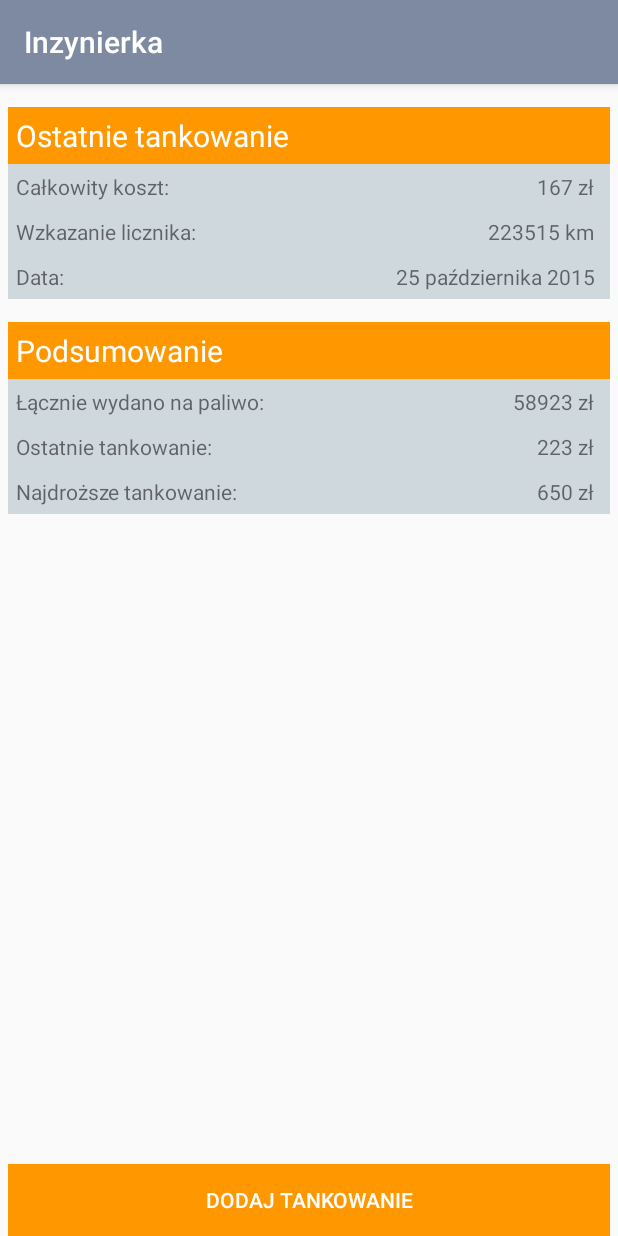
After one commit to Ishimura92/inzynierka, an Android app: the fragment RefuelingFragment shown on its own in the app's theme, on a phone screen of 412 x 824 dp. The commit adds this screen. Run offline under Robolectric (Android 15) with nearby library versions, the light colour scheme and no system bars; libraries missing offline, so code that uses them is left out: io.realm, org.androidannotations.annotations; 2 statements that could not run were skipped.

Commit message:
Refueling view in progress

```diff
--- a/app/src/main/AndroidManifest.xml
+++ b/app/src/main/AndroidManifest.xml
@@ -10,6 +10,7 @@
         android:theme="@style/AppTheme" >
         <activity
             android:name=".VehicleChooser_"
+            android:screenOrientation="portrait"
             android:label="Serwisant" >
             <intent-filter>
                 <action android:name="android.intent.action.MAIN" />
@@ -20,6 +21,7 @@
 
         <activity
             android:name=".MainActivity"
+            android:screenOrientation="portrait"
             android:label="@string/app_name">
         </activity>
     </application>
--- a/app/src/main/java/com/example/luki/inzynierka/adapters/VehicleListAdapter.java
+++ b/app/src/main/java/com/example/luki/inzynierka/adapters/VehicleListAdapter.java
@@ -52,6 +52,7 @@ public class VehicleListAdapter extends RecyclerView.Adapter<VehicleListAdapter.
         customViewHolder.textViewBodyType.setText(vehicle.getBodyType());
 
         customViewHolder.textViewVehicleBrand.setSelected(true);
+        customViewHolder.textViewVehicleModel.setSelected(true);
 
 
         switch (vehicle.getBodyType()){
--- a/app/src/main/java/com/example/luki/inzynierka/callbacks/MainActivityCallbacks.java
+++ b/app/src/main/java/com/example/luki/inzynierka/callbacks/MainActivityCallbacks.java
@@ -2,4 +2,6 @@ package com.example.luki.inzynierka.callbacks;
 
 public interface MainActivityCallbacks {
     void changeToMainFragment(String fragmentTitle);
+
+    void changeToRefuelingFragment(String fragmentTitle);
 }
--- /dev/null
+++ b/app/src/main/java/com/example/luki/inzynierka/fragments/RefuelingFragment.java
@@ -0,0 +1,129 @@
+package com.example.luki.inzynierka.fragments;
+
+import android.app.Activity;
+import android.app.Dialog;
+import android.content.Context;
+import android.os.Bundle;
+import android.support.design.widget.Snackbar;
+import android.support.v4.app.Fragment;
+import android.util.DisplayMetrics;
+import android.view.LayoutInflater;
+import android.view.View;
+import android.view.ViewGroup;
+import android.view.Window;
+import android.view.WindowManager;
+import android.widget.ArrayAdapter;
+import android.widget.Button;
+import android.widget.EditText;
+import android.widget.Spinner;
+
+import com.example.luki.inzynierka.callbacks.MainActivityCallbacks;
+import com.example.luki.inzynierka.R;
+
+import org.androidannotations.annotations.Click;
+import org.androidannotations.annotations.EFragment;
+import org.androidannotations.annotations.ViewById;
+
+import io.realm.Realm;
+
+public class RefuelingFragment extends Fragment{
+
+    private MainActivityCallbacks mainActivityCallbacks;
+    private Realm realm;
+    private NewRefuelingDialog newRefuelingDialog;
+    private View view;
+    private EditText editTextfuelQuantity, editTextfuelTotalCost, editTextodometerValue;
+    private Button buttonNewRefueling;
+    private Spinner spinnerFuelType;
+    private String[] spinnerFuelTypeItems = new String[]{"ON", "PB95", "PB98", "LPG"};
+
+    @Override
+    public View onCreateView(LayoutInflater inflater, ViewGroup container, Bundle savedInstanceState) {
+        view = inflater.inflate(R.layout.fragment_refueling, container, false);
+
+        realm = Realm.getInstance(getActivity());
+        initViews();
+        initOnClickListeners();
+        return view;
+    }
+
+    @Override
+    public void onAttach(Activity activity) {
+        super.onAttach(activity);
+        mainActivityCallbacks = (MainActivityCallbacks) activity;
+    }
+
+    private void initViews(){
+        buttonNewRefueling = (Button) view.findViewById(R.id.buttonNewRefueling);
+    }
+
+    private void initOnClickListeners(){
+        buttonNewRefueling.setOnClickListener(new View.OnClickListener() {
+            @Override
+            public void onClick(View v) {
+                newRefuelingDialog = new NewRefuelingDialog(getContext());
+                newRefuelingDialog.show();
+            }
+        });
+    }
+
+    private void saveRefueling(){
+
+    }
+
+    private class NewRefuelingDialog extends Dialog {
+
+        private static final float DIALOG_WIDTH_TO_SCREEN_WIDTH_RATIO = 0.85f;
+        private static final float DIALOG_HEIGHT_TO_SCREEN_HEIGHT_RATIO = 0.5f;
+
+        NewRefuelingDialog(Context context) {
+            super(context);
+            requestWindowFeature(Window.FEATURE_NO_TITLE);
+            setContentView(R.layout.dialog_new_refueling);
+            setCancelable(false);
+            setCanceledOnTouchOutside(false);
+            setLayoutParams();
+            configViews();
+        }
+
+        private void configViews() {
+            editTextfuelQuantity = (EditText) this.findViewById(R.id.editTextFuelQuantity);
+            editTextfuelTotalCost = (EditText) this.findViewById(R.id.editTextFuelPrice);
+            editTextodometerValue = (EditText) this.findViewById(R.id.editTextOdometerValue);
+            spinnerFuelType = (Spinner) this.findViewById(R.id.spinnerFuelType);
+
+            setSpinner();
+
+            findViewById(R.id.buttonSaveRefueling).setOnClickListener(new View.OnClickListener() {
+                @Override
+                public void onClick(View v) {
+                    saveRefueling();
+                    Snackbar.make(view, "Tankowanie zapisane", Snackbar.LENGTH_SHORT).show();
+                    dismiss();
+                }
+            });
+
+
+            findViewById(R.id.buttonCancelRefueling).setOnClickListener(new View.OnClickListener() {
+                @Override
+                public void onClick(View v) {
+                    dismiss();
+                }
+            });
+        }
+
+        private void setSpinner() {
+            ArrayAdapter<String> fuelAdapter = new ArrayAdapter<>(getContext(), android.R.layout.simple_spinner_dropdown_item, spinnerFuelTypeItems);
+            spinnerFuelType.setAdapter(fuelAdapter);
+        }
+
+        private void setLayoutParams() {
+            final WindowManager.LayoutParams lp = new WindowManager.LayoutParams();
+            lp.copyFrom(getWindow().getAttributes());
+            final DisplayMetrics metrics = getResources().getDisplayMetrics();
+            lp.width = (int) (metrics.widthPixels * DIALOG_WIDTH_TO_SCREEN_WIDTH_RATIO);
+            lp.height = (int) (metrics.heightPixels * DIALOG_HEIGHT_TO_SCREEN_HEIGHT_RATIO);
+            getWindow().setAttributes(lp);
+        }
+    }
+}
--- /dev/null
+++ b/app/src/main/res/drawable/outline_background.xml
@@ -0,0 +1,4 @@
+<shape xmlns:android="http://schemas.android.com/apk/res/android" android:shape="rectangle" >
+    <solid android:color="#ffffff" />
+    <stroke android:width="1dip" android:color="#000000"/>
+</shape>
--- /dev/null
+++ b/app/src/main/res/layout/fragment_container.xml
@@ -0,0 +1,6 @@
+<?xml version="1.0" encoding="utf-8"?>
+<LinearLayout xmlns:android="http://schemas.android.com/apk/res/android"
+    android:orientation="vertical" android:layout_width="match_parent"
+    android:layout_height="match_parent">
+
+</LinearLayout>
--- a/app/src/main/res/layout/fragment_main.xml
+++ b/app/src/main/res/layout/fragment_main.xml
@@ -10,6 +10,7 @@
         android:layout_width="wrap_content"
         android:layout_height="wrap_content"
         android:textSize="40dp"
-        android:text="SOFAISBFKBKFBSJBDDLJSDBLB"/>
+        android:text="FRAGMENT MAIN"
+        android:layout_gravity="center" />
 
 </LinearLayout>
--- /dev/null
+++ b/app/src/main/res/layout/fragment_refueling.xml
@@ -0,0 +1,251 @@
+<?xml version="1.0" encoding="utf-8"?>
+<LinearLayout
+    android:id="@+id/fragment_refueling"
+    android:orientation="vertical"
+    android:layout_width="match_parent"
+    android:layout_height="match_parent"
+    xmlns:android="http://schemas.android.com/apk/res/android">
+
+    <LinearLayout
+        android:orientation="vertical"
+        android:layout_width="match_parent"
+        android:layout_height="wrap_content"
+        android:elevation="10dp"
+        android:layout_marginTop="15dp"
+        android:layout_marginLeft="5dp"
+        android:layout_marginRight="5dp" >
+
+        <LinearLayout
+            android:orientation="vertical"
+            android:layout_width="match_parent"
+            android:layout_height="match_parent"
+            android:background="@color/colorAccent" >
+
+            <TextView
+                android:layout_width="wrap_content"
+                android:layout_height="wrap_content"
+                android:text="Ostatnie tankowanie"
+                android:id="@+id/textView10"
+                android:textSize="20sp"
+                android:textColor="#ffffff"
+                android:layout_margin="5dp" />
+
+            <LinearLayout
+                android:orientation="vertical"
+                android:background="@color/colorPrimaryLight"
+                android:layout_width="match_parent"
+                android:layout_height="match_parent" >
+
+                <LinearLayout
+                    android:orientation="horizontal"
+                    android:padding="5dp"
+                    android:layout_width="match_parent"
+                    android:layout_height="match_parent" >
+
+                    <TextView
+                        android:layout_width="wrap_content"
+                        android:layout_height="wrap_content"
+                        android:text="Całkowity koszt:"
+                        android:id="@+id/textView11" />
+
+                    <TextView
+                        android:layout_width="match_parent"
+                        android:layout_height="wrap_content"
+                        android:text="167 zł"
+                        android:id="@+id/textView12"
+                        android:gravity="right"
+                        android:layout_marginRight="5dp" />
+                </LinearLayout>
+            </LinearLayout>
+        </LinearLayout>
+
+        <LinearLayout
+            android:orientation="vertical"
+            android:background="@color/colorPrimaryLight"
+            android:layout_width="match_parent"
+            android:layout_height="match_parent" >
+
+            <LinearLayout
+                android:orientation="horizontal"
+                android:padding="5dp"
+                android:layout_width="match_parent"
+                android:layout_height="match_parent" >
+
+                <TextView
+                    android:layout_width="wrap_content"
+                    android:layout_height="wrap_content"
+                    android:text="Wzkazanie licznika:"
+                    android:id="@+id/textView13" />
+
+                <TextView
+                    android:layout_width="match_parent"
+                    android:layout_height="wrap_content"
+                    android:text="223515 km"
+                    android:id="@+id/textView14"
+                    android:gravity="right"
+                    android:layout_marginRight="5dp" />
+            </LinearLayout>
+        </LinearLayout>
+
+        <LinearLayout
+            android:orientation="vertical"
+            android:background="@color/colorPrimaryLight"
+            android:layout_width="match_parent"
+            android:layout_height="match_parent" >
+
+            <LinearLayout
+                android:orientation="horizontal"
+                android:padding="5dp"
+                android:layout_width="match_parent"
+                android:layout_height="match_parent" >
+
+                <TextView
+                    android:layout_width="wrap_content"
+                    android:layout_height="wrap_content"
+                    android:text="Data:"
+                    android:id="@+id/textView15" />
+
+                <TextView
+                    android:layout_width="match_parent"
+                    android:layout_height="wrap_content"
+                    android:text="25 października 2015"
+                    android:id="@+id/textView16"
+                    android:gravity="right"
+                    android:layout_marginRight="5dp" />
+            </LinearLayout>
+        </LinearLayout>
+    </LinearLayout>
+
+    <LinearLayout
+        android:orientation="vertical"
+        android:layout_width="match_parent"
+        android:layout_height="wrap_content"
+        android:elevation="10dp"
+        android:layout_marginTop="15dp"
+        android:layout_marginLeft="5dp"
+        android:layout_marginRight="5dp">
+
+        <LinearLayout
+            android:orientation="vertical"
+            android:layout_width="match_parent"
+            android:layout_height="match_parent"
+            android:background="@color/colorAccent">
+
+            <TextView
+                android:layout_width="wrap_content"
+                android:layout_height="wrap_content"
+                android:text="Podsumowanie"
+                android:id="@+id/textView3"
+                android:textSize="20sp"
+                android:textColor="#ffffff"
+                android:layout_margin="5dp" />
+
+            <LinearLayout
+                android:orientation="vertical"
+                android:background="@color/colorPrimaryLight"
+                android:layout_width="match_parent"
+                android:layout_height="match_parent" >
+
+                <LinearLayout
+                    android:orientation="horizontal"
+                    android:padding="5dp"
+                    android:layout_width="match_parent"
+                    android:layout_height="match_parent" >
+
+                    <TextView
+                        android:layout_width="wrap_content"
+                        android:layout_height="wrap_content"
+                        android:text="Łącznie wydano na paliwo:"
+                        android:id="@+id/textView6" />
+
+                    <TextView
+                        android:layout_width="match_parent"
+                        android:layout_height="wrap_content"
+                        android:text="58923 zł"
+                        android:id="@+id/textView7"
+                        android:gravity="right"
+                        android:layout_marginRight="5dp" />
+                </LinearLayout>
+            </LinearLayout>
+        </LinearLayout>
+
+        <LinearLayout
+            android:orientation="vertical"
+            android:background="@color/colorPrimaryLight"
+            android:layout_width="match_parent"
+            android:layout_height="match_parent">
+
+            <LinearLayout
+                android:orientation="horizontal"
+                android:padding="5dp"
+                android:layout_width="match_parent"
+                android:layout_height="match_parent" >
+
+                <TextView
+                    android:layout_width="wrap_content"
+                    android:layout_height="wrap_content"
+                    android:text="Ostatnie tankowanie:"
+                    android:id="@+id/textView8" />
+
+                <TextView
+                    android:layout_width="match_parent"
+                    android:layout_height="wrap_content"
+                    android:text="223 zł"
+                    android:id="@+id/textView9"
+                    android:gravity="right"
+                    android:layout_marginRight="5dp" />
+            </LinearLayout>
+
+        </LinearLayout>
+
+        <LinearLayout
+            android:orientation="vertical"
+            android:background="@color/colorPrimaryLight"
+            android:layout_width="match_parent"
+            android:layout_height="match_parent" >
+
+            <LinearLayout
+                android:orientation="horizontal"
+                android:padding="5dp"
+                android:layout_width="match_parent"
+                android:layout_height="match_parent" >
+
+                <TextView
+                    android:layout_width="wrap_content"
+                    android:layout_height="wrap_content"
+                    android:text="Najdroższe tankowanie:"
+                    android:id="@+id/textView4" />
+
+                <TextView
+                    android:layout_width="match_parent"
+                    android:layout_height="wrap_content"
+                    android:text="650 zł"
+                    android:id="@+id/textView5"
+                    android:gravity="right"
+                    android:layout_marginRight="5dp" />
+            </LinearLayout>
+        </LinearLayout>
+    </LinearLayout>
+
+    <LinearLayout
+        android:orientation="vertical"
+        android:layout_width="match_parent"
+
+        android:paddingLeft="5dp"
+        android:paddingRight="5dp"
+        android:paddingTop="10dp"
+        android:elevation="10dp"
+        android:layout_height="match_parent"
+        android:gravity="bottom">
+
+        <Button
+            android:id="@+id/buttonNewRefueling"
+            android:layout_width="match_parent"
+            android:text="Dodaj tankowanie"
+            android:textColor="@android:color/white"
+            android:background="@color/colorAccent"
+            android:layout_height="wrap_content"
+            android:layout_gravity="bottom" />
+    </LinearLayout>
+
+</LinearLayout>
--- a/app/src/main/res/values/colors.xml
+++ b/app/src/main/res/values/colors.xml
@@ -1,5 +1,7 @@
 <?xml version="1.0" encoding="utf-8"?>
 <resources>
+
+    <!--Application colors-->
     <color name="colorPrimary">#7E8AA2</color>
     <color name="colorPrimaryDark">#263248</color>
     <color name="colorAccent">#FF9800</color>
@@ -8,4 +10,8 @@
     <color name="colorSecondaryText">#727272</color>
     <color name="colorDivider">#B6B6B6</color>
     <color name="colorCardViewBackground">#f5f5f5</color>
+
+    <!--Other colors-->
+    <color name="transparent">#00FFFFFF</color>
+
 </resources>
```
Also changed, not shown: app/src/main/java/com/example/luki/inzynierka/MainActivity.java (+34 -2 lines), app/src/main/java/com/example/luki/inzynierka/fragments/ContenerFragment.java (added, +17 -0 lines), app/src/main/java/com/example/luki/inzynierka/models/Refueling.java (+11 -1 lines), app/src/main/res/layout/activity_main.xml (+4 -3 lines), app/src/main/res/layout/activity_vehicle_chooser.xml (+12 -11 lines), app/src/main/res/layout/dialog_new_refueling.xml (added, +140 -0 lines), app/src/main/res/layout/vehicle_list_row.xml (+18 -3 lines).
